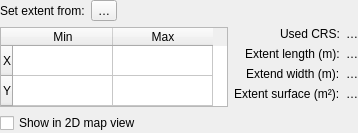
Before: the Qt Designer form src/ui/3d/qgsextent3dwidget.ui in qgis/QGIS, drawn with Qt 5.
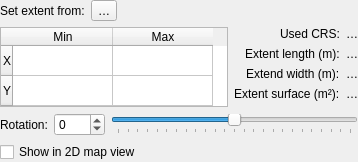
After: the same form once the commit is applied.

Commit message:
qgs3dmapconfigwidget: Add support for z rotation
This allows to define a Z rotation of the 3d scene. Rotation is
clockwise from North.

The edit to the form file:
```diff
--- a/src/ui/3d/qgsextent3dwidget.ui
+++ b/src/ui/3d/qgsextent3dwidget.ui
@@ -205,6 +205,66 @@
      </item>
     </layout>
    </item>
+   <item>
+    <widget class="QWidget" name="rotationHorizontalLayout" native="true">
+     <layout class="QHBoxLayout" name="horizontalLayout_4">
+      <property name="leftMargin">
+       <number>0</number>
+      </property>
+      <property name="topMargin">
+       <number>0</number>
+      </property>
+      <property name="rightMargin">
+       <number>0</number>
+      </property>
+      <property name="bottomMargin">
+       <number>0</number>
+      </property>
+      <item>
+       <widget class="QLabel" name="rotationLabel">
+        <property name="text">
+         <string>Rotation:</string>
+        </property>
+       </widget>
+      </item>
+      <item>
+       <widget class="QSpinBox" name="mRotationSpinBox">
+        <property name="minimum">
+         <number>-180</number>
+        </property>
+        <property name="maximum">
+         <number>180</number>
+        </property>
+        <property name="singleStep">
+         <number>5</number>
+        </property>
+       </widget>
+      </item>
+      <item>
+       <widget class="QSlider" name="mRotationSlider">
+        <property name="minimum">
+         <number>-180</number>
+        </property>
+        <property name="maximum">
+         <number>180</number>
+        </property>
+        <property name="value">
+         <number>0</number>
+        </property>
+        <property name="orientation">
+         <enum>Qt::Horizontal</enum>
+        </property>
+        <property name="tickPosition">
+         <enum>QSlider::TicksBelow</enum>
+        </property>
+        <property name="tickInterval">
+         <number>15</number>
+        </property>
+       </widget>
+      </item>
+     </layout>
+    </widget>
+   </item>
    <item>
     <widget class="QCheckBox" name="mPreviewExtentCheckBox">
      <property name="text">
```
The commit also changes 3 other files.
